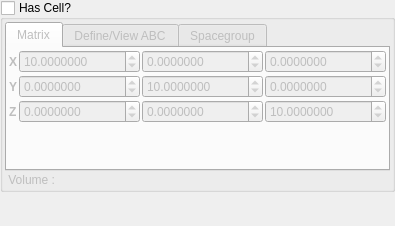
Above: trunk/src/gui/celldefinition.ui from trisyoungs/aten before the change. Below: the same form after it.
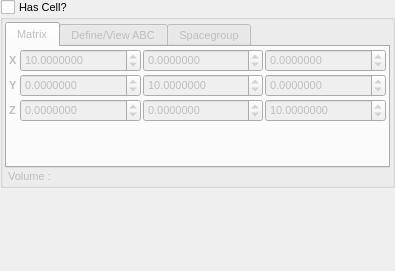
That is the form after the change.

Commit message: Fixed - Some dock widgets did not have correct font size set. Made TCanvas::resizeGL() public (rather than protected). Fixed - Icon generation would break main view size (requiring window resize) when not using pixel buffers. Updated copyright year in all source files.

```diff
--- a/trunk/src/gui/celldefinition.ui
+++ b/trunk/src/gui/celldefinition.ui
@@ -5,16 +5,21 @@
    <rect>
     <x>0</x>
     <y>0</y>
-    <width>270</width>
-    <height>226</height>
+    <width>273</width>
+    <height>271</height>
    </rect>
   </property>
   <property name="minimumSize">
    <size>
-    <width>270</width>
-    <height>226</height>
+    <width>273</width>
+    <height>271</height>
    </size>
   </property>
+  <property name="font">
+   <font>
+    <pointsize>8</pointsize>
+   </font>
+  </property>
   <property name="floating">
    <bool>true</bool>
   </property>
```
Left out of the diff: 1 changed line with no effect on the pictures. The commit also changes 456 other files.
